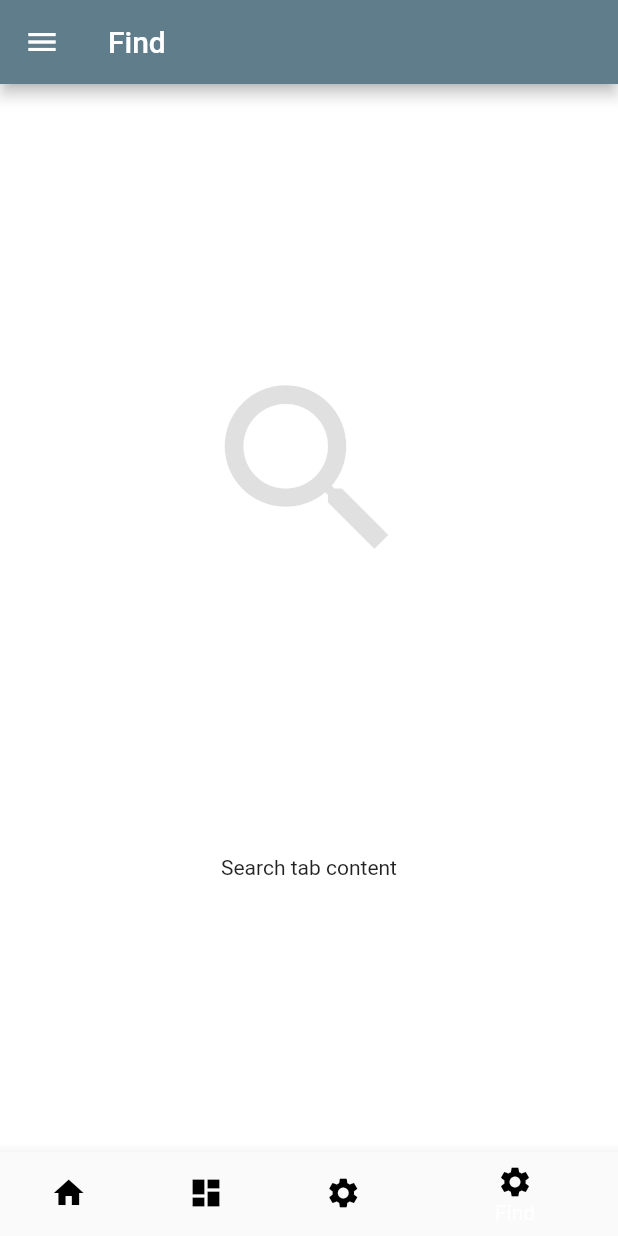
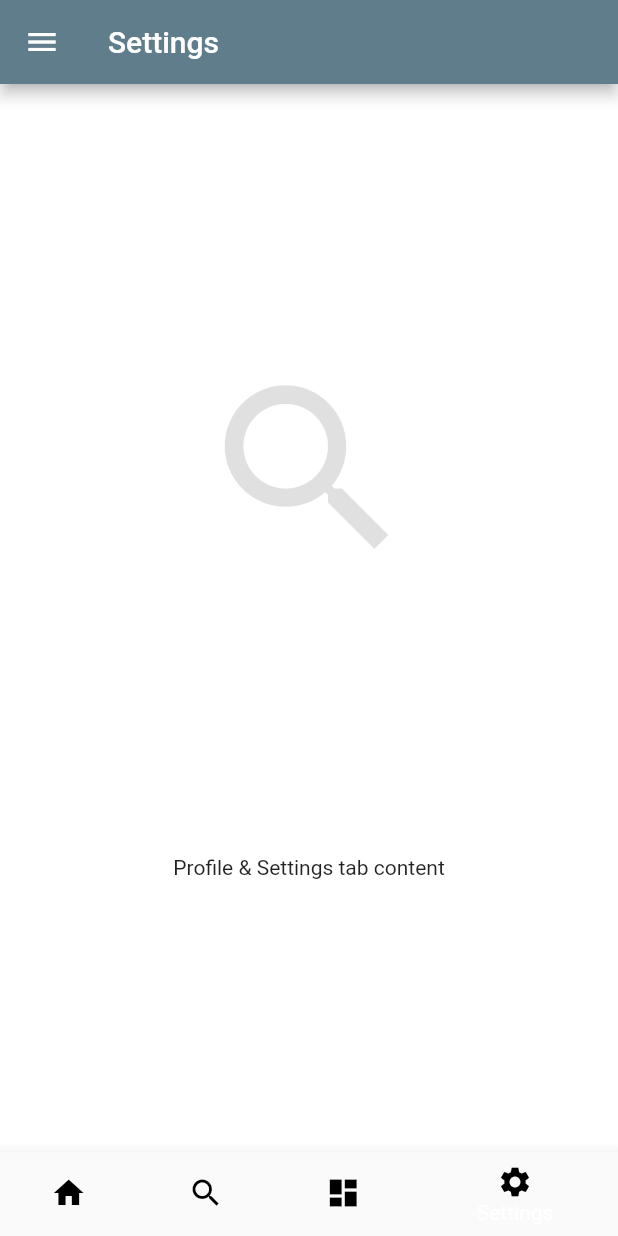
Before and after one commit to abdulbaruwa/tennisai, a Flutter app: the screen it shows after launch, swiped to page 4, on a phone screen of 412 x 824 dp. Run offline on Flutter 3.47's test engine with Material 2 defaults, Android fonts, the phone set to English and light mode, and no system bars.

Commit message:
some minor tab adjustments

```diff
--- a/lib/main.dart
+++ b/lib/main.dart
@@ -104,9 +104,9 @@ class TabsState extends State<Tabs> {
         onPageChanged: onTabChanged,
         children: <Widget>[
           new _firstTab.Home(),
+          new _forthTab.SearchTab(),
           new _secondTab.Dashboard(),
-          new _thirdTab.Settings(),
-          new _forthTab.Search()
+          new _thirdTab.SettingsTab(),
         ],
       ),
 
@@ -315,7 +315,7 @@ class TabItem {
 
 const List<TabItem> TabItems = const <TabItem>[
   const TabItem(title: 'Home', icon: Icons.home),
+  const TabItem(title: 'Tournaments', icon: Icons.search),
   const TabItem(title: 'Dashboard', icon: Icons.dashboard),
   const TabItem(title: 'Settings', icon: Icons.settings),
-  const TabItem(title: 'Find', icon: Icons.settings)
 ];
--- a/lib/tabs/settings.dart
+++ b/lib/tabs/settings.dart
@@ -1,14 +1,22 @@
 import 'package:flutter/material.dart';
 
-class Settings extends StatelessWidget {
+class SettingsTab extends StatefulWidget{
+  SettingsTab ({Key key}) : super(key: key);
+  @override
+  SettingsTabState createState() => new SettingsTabState();
+}
+
+class SettingsTabState extends State<SettingsTab> {
+    static final GlobalKey<ScaffoldState> _scaffoldKey =
+      new GlobalKey<ScaffoldState>();
   @override
   Widget build(BuildContext context) => new Container(
           child: new Column(
         crossAxisAlignment: CrossAxisAlignment.center,
         mainAxisAlignment: MainAxisAlignment.spaceEvenly,
         children: <Widget>[
-          new Icon(Icons.settings, size: 150.0, color: Colors.black12),
-          new Text('Settings tab content')
+          new Icon(Icons.search, size: 150.0, color: Colors.black12),
+          new Text('Profile & Settings tab content')
         ],
       )
       );
```
Also changed, not shown: lib/tabs/search.dart (+9 -1 lines).
